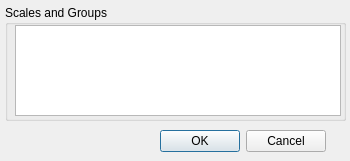
Old version of the form gui/dlgFeature.ui in the repository ilastik/ilastik-0.5.
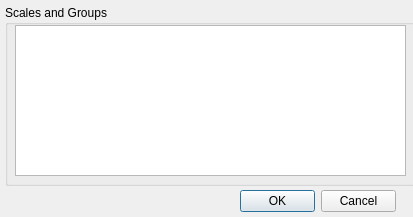
New version of the form. Icons and pictures are not drawn.

Commit message: feature Dialog

Patch:
```diff
--- a/gui/dlgFeature.ui
+++ b/gui/dlgFeature.ui
@@ -1,12 +1,12 @@
 <ui version="4.0" >
  <class>SelectFeatures</class>
- <widget class="QDialog" name="SelectFeatures" >
-  <property name="geometry" >
+ <widget class="QDialog" name="SelectFeatures">
+  <property name="geometry">
    <rect>
     <x>0</x>
     <y>0</y>
-    <width>350</width>
-    <height>161</height>
+    <width>413</width>
+    <height>217</height>
    </rect>
   </property>
   <property name="windowTitle" >
@@ -16,13 +16,13 @@
    <iconset>
     <normaloff>../../icons/32x32/actions/window-new.png</normaloff>../../icons/32x32/actions/window-new.png</iconset>
   </property>
-  <widget class="QDialogButtonBox" name="confirmButtons" >
-   <property name="geometry" >
+  <widget class="QDialogButtonBox" name="confirmButtons">
+   <property name="geometry">
     <rect>
-     <x>-45</x>
-     <y>125</y>
-     <width>371</width>
-     <height>32</height>
+     <x>240</x>
+     <y>190</y>
+     <width>156</width>
+     <height>23</height>
     </rect>
    </property>
    <property name="orientation" >
@@ -32,41 +32,25 @@
     <set>QDialogButtonBox::Cancel|QDialogButtonBox::Ok</set>
    </property>
   </widget>
-  <widget class="QListWidget" name="featureList" >
-   <property name="geometry" >
-    <rect>
-     <x>330</x>
-     <y>235</y>
-     <width>371</width>
-     <height>221</height>
-    </rect>
-   </property>
-   <property name="selectionMode" >
-    <enum>QAbstractItemView::MultiSelection</enum>
-   </property>
-   <property name="selectionBehavior" >
-    <enum>QAbstractItemView::SelectRows</enum>
-   </property>
-  </widget>
-  <widget class="QGroupBox" name="groupBox" >
-   <property name="geometry" >
+  <widget class="QGroupBox" name="groupBox">
+   <property name="geometry">
     <rect>
      <x>5</x>
      <y>5</y>
-     <width>341</width>
-     <height>116</height>
+     <width>411</width>
+     <height>181</height>
     </rect>
    </property>
    <property name="title" >
     <string>Scales and Groups</string>
    </property>
-   <widget class="QTableWidget" name="featureTable" >
-    <property name="geometry" >
+   <widget class="QTableWidget" name="featureTable">
+    <property name="geometry">
      <rect>
       <x>10</x>
       <y>20</y>
-      <width>326</width>
-      <height>91</height>
+      <width>391</width>
+      <height>151</height>
      </rect>
     </property>
     <property name="toolTip" >
```
Left out of the diff: 31 changed lines with no effect on the pictures. The commit also changes 1 other file.
